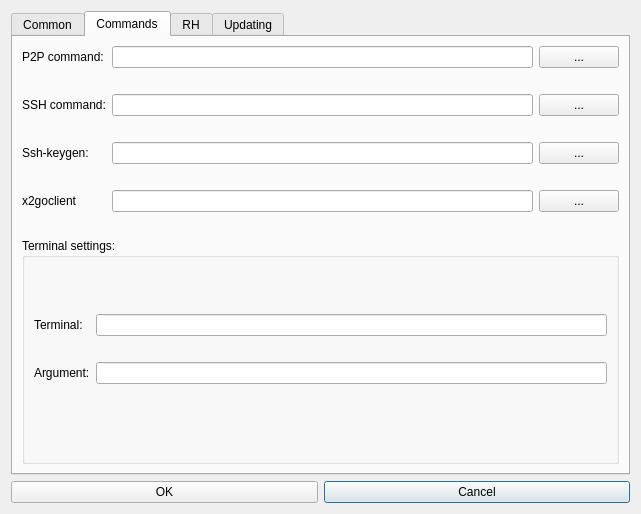
subutai-io/control-center, file hub/forms/DlgSettings.ui: the form before one commit.
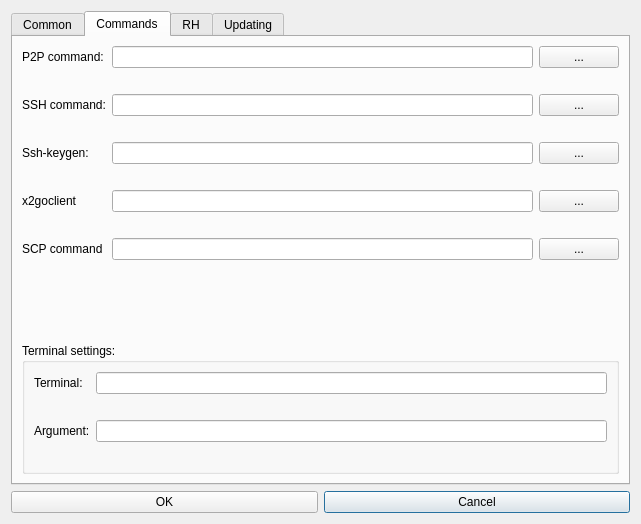
The form after the commit. The open tabs and pages were chosen to show the change. Icons and pictures are not drawn.

```diff
--- a/hub/forms/DlgSettings.ui
+++ b/hub/forms/DlgSettings.ui
@@ -7,7 +7,7 @@
     <x>0</x>
     <y>0</y>
     <width>641</width>
-    <height>514</height>
+    <height>524</height>
    </rect>
   </property>
   <property name="windowTitle">
@@ -44,7 +44,7 @@
      <item row="0" column="0">
       <widget class="QTabWidget" name="tabWidget">
        <property name="currentIndex">
-        <number>2</number>
+        <number>1</number>
        </property>
        <widget class="QWidget" name="tab_common">
         <attribute name="title">
@@ -309,6 +309,23 @@
         <layout class="QVBoxLayout" name="verticalLayout">
          <item>
           <layout class="QGridLayout" name="gridLayout">
+           <item row="8" column="2">
+            <widget class="QPushButton" name="pushButton">
+             <property name="text">
+              <string>...</string>
+             </property>
+            </widget>
+           </item>
+           <item row="8" column="1">
+            <widget class="QLineEdit" name="le_scp_command"/>
+           </item>
+           <item row="8" column="0">
+            <widget class="QLabel" name="label_3">
+             <property name="text">
+              <string>SCP command</string>
+             </property>
+            </widget>
+           </item>
            <item row="6" column="1">
             <widget class="QLineEdit" name="le_x2goclient_command"/>
            </item>
@@ -346,7 +363,10 @@
            <item row="2" column="1">
             <widget class="QLineEdit" name="le_ssh_command"/>
            </item>
-           <item row="8" column="0" colspan="3">
+           <item row="4" column="1">
+            <widget class="QLineEdit" name="le_ssh_keygen_command"/>
+           </item>
+           <item row="10" column="0" colspan="3">
             <widget class="QGroupBox" name="gb_terminal_settings">
              <property name="title">
               <string>Terminal settings:</string>
@@ -411,9 +431,6 @@
              </layout>
             </widget>
            </item>
-           <item row="4" column="1">
-            <widget class="QLineEdit" name="le_ssh_keygen_command"/>
-           </item>
            <item row="2" column="2">
             <widget class="QPushButton" name="btn_ssh_command">
              <property name="text">
@@ -506,6 +523,13 @@
              </property>
             </widget>
            </item>
+           <item row="9" column="1">
+            <widget class="QLabel" name="lbl_err_scp_command">
+             <property name="text">
+              <string/>
+             </property>
+            </widget>
+           </item>
           </layout>
          </item>
         </layout>
```
